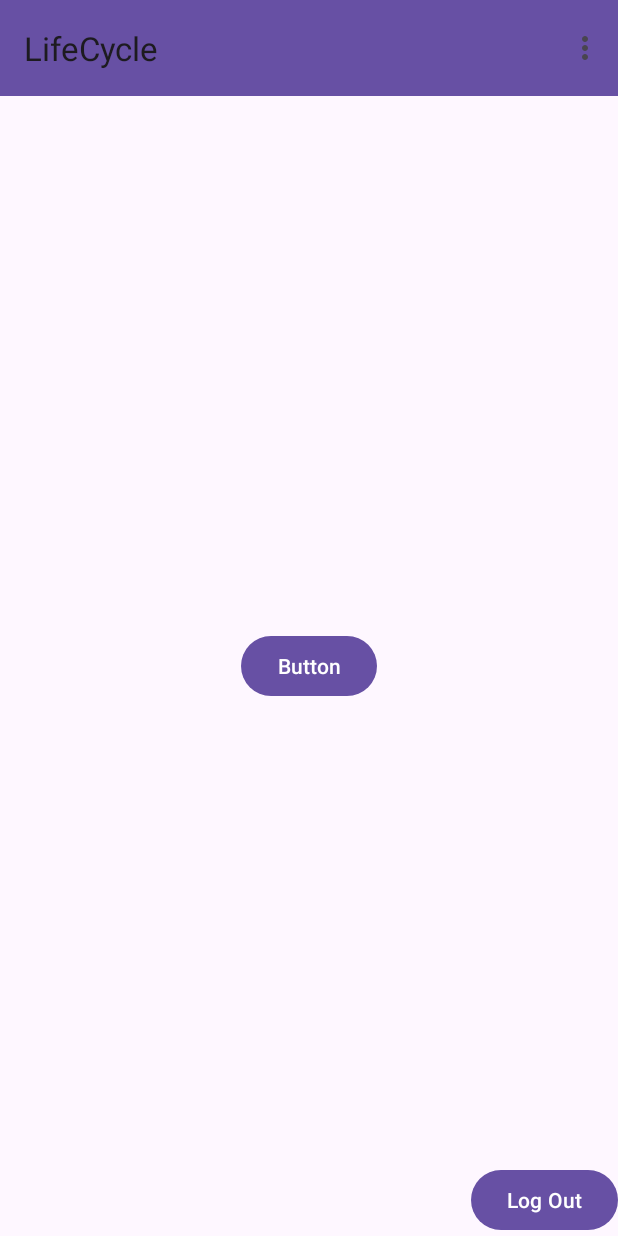
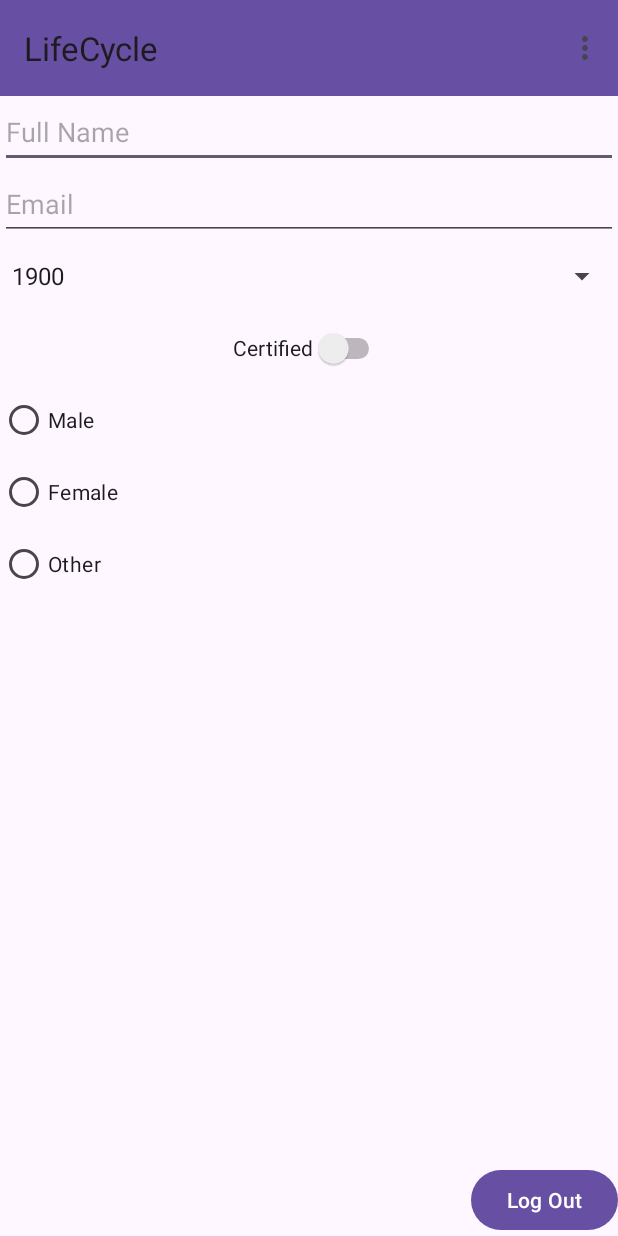
Before and after one commit to preaker81/JAVA22-Mobilt-LifeCycle-jimmy-karlsson, an Android app: the DashboardActivity screen opened directly, with no data from a screen before it, on a phone screen of 412 x 824 dp. Run offline under Robolectric (Android 15) with nearby library versions, the phone set to English and light mode, and no system bars.

Commit message:
form added

```diff
--- a/app/src/main/java/com/example/lifecycle/DashboardActivity.kt
+++ b/app/src/main/java/com/example/lifecycle/DashboardActivity.kt
@@ -6,7 +6,9 @@ import android.os.Bundle
 import android.util.Log
 import android.view.Menu
 import android.view.MenuItem
+import android.widget.ArrayAdapter
 import android.widget.Button
+import android.widget.Spinner
 import androidx.appcompat.app.AppCompatActivity
 import androidx.appcompat.widget.Toolbar
 
@@ -32,6 +34,19 @@ class DashboardActivity : AppCompatActivity() {
             startActivity(intent)
             finish()
         }
+
+        val yearSpinner: Spinner = findViewById(R.id.yearSpinner)
+
+// Create an ArrayAdapter using a simple spinner layout and years array
+        val years = Array(124) { i -> (1900 + i).toString() }  // Change the range as you need
+        val adapter = ArrayAdapter(this, android.R.layout.simple_spinner_item, years)
+
+// Specify the layout to use when the list of choices appears
+        adapter.setDropDownViewResource(android.R.layout.simple_spinner_dropdown_item)
+
+// Apply the adapter to the spinner
+        yearSpinner.adapter = adapter
+
     }
 
     override fun onCreateOptionsMenu(menu: Menu?): Boolean {
@@ -48,6 +63,7 @@ class DashboardActivity : AppCompatActivity() {
                 startActivity(intent)
                 true
             }
+
             else -> super.onOptionsItemSelected(item)
         }
     }
--- a/app/src/main/res/layout/activity_dashboard.xml
+++ b/app/src/main/res/layout/activity_dashboard.xml
@@ -6,6 +6,7 @@
     android:layout_height="match_parent"
     tools:context=".DashboardActivity">
 
+    <!-- Existing Toolbar -->
     <androidx.appcompat.widget.Toolbar
         android:id="@+id/toolbar"
         android:layout_width="match_parent"
@@ -15,23 +16,80 @@
         app:layout_constraintStart_toStartOf="parent"
         app:layout_constraintEnd_toEndOf="parent" />
 
-    <Button
-        android:id="@+id/button"
+    <!-- Full Name -->
+    <EditText
+        android:id="@+id/fullNameEditText"
+        android:layout_width="match_parent"
+        android:layout_height="48dp"
+        android:hint="Full Name"
+        android:inputType="textPersonName"
+        app:layout_constraintTop_toBottomOf="@+id/toolbar"
+        app:layout_constraintStart_toStartOf="parent"
+        app:layout_constraintEnd_toEndOf="parent" />
+
+    <!-- Email -->
+    <EditText
+        android:id="@+id/emailEditText"
+        android:layout_width="match_parent"
+        android:layout_height="48dp"
+        android:hint="Email"
+        android:inputType="textEmailAddress"
+        app:layout_constraintTop_toBottomOf="@+id/fullNameEditText"
+        app:layout_constraintStart_toStartOf="parent"
+        app:layout_constraintEnd_toEndOf="parent" />
+
+    <!-- Year of Birth (Spinner) -->
+    <Spinner
+        android:id="@+id/yearSpinner"
+        android:layout_width="match_parent"
+        android:layout_height="48dp"
+        app:layout_constraintTop_toBottomOf="@+id/emailEditText"
+        app:layout_constraintStart_toStartOf="parent"
+        app:layout_constraintEnd_toEndOf="parent" />
+
+    <!-- Certified -->
+    <Switch
+        android:id="@+id/certifiedSwitch"
+        android:layout_width="wrap_content"
+        android:layout_height="48dp"
+        android:text="Certified"
+        app:layout_constraintTop_toBottomOf="@+id/yearSpinner"
+        app:layout_constraintStart_toStartOf="parent"
+        app:layout_constraintEnd_toEndOf="parent" />
+
+    <!-- Gender (Radio Group) -->
+    <RadioGroup
+        android:id="@+id/genderRadioGroup"
         android:layout_width="wrap_content"
         android:layout_height="wrap_content"
-        android:text="Button"
-        app:layout_constraintBottom_toBottomOf="parent"
-        app:layout_constraintEnd_toEndOf="parent"
-        app:layout_constraintStart_toStartOf="parent"
-        app:layout_constraintTop_toBottomOf="@id/toolbar" />
+        app:layout_constraintTop_toBottomOf="@+id/certifiedSwitch"
+        app:layout_constraintStart_toStartOf="parent">
 
+        <RadioButton
+            android:id="@+id/maleRadioButton"
+            android:layout_width="wrap_content"
+            android:layout_height="48dp"
+            android:text="Male" />
+
+        <RadioButton
+            android:id="@+id/femaleRadioButton"
+            android:layout_width="wrap_content"
+            android:layout_height="48dp"
+            android:text="Female" />
+
+        <RadioButton
+            android:id="@+id/otherRadioButton"
+            android:layout_width="wrap_content"
+            android:layout_height="48dp"
+            android:text="Other" />
+    </RadioGroup>
+
+    <!-- Existing Logout Button -->
     <Button
         android:id="@+id/logoutButtonDashboard"
         android:layout_width="wrap_content"
         android:layout_height="wrap_content"
         android:text="Log Out"
         app:layout_constraintBottom_toBottomOf="parent"
-        app:layout_constraintEnd_toEndOf="parent"/>
-
-
+        app:layout_constraintEnd_toEndOf="parent" />
 </androidx.constraintlayout.widget.ConstraintLayout>
```
